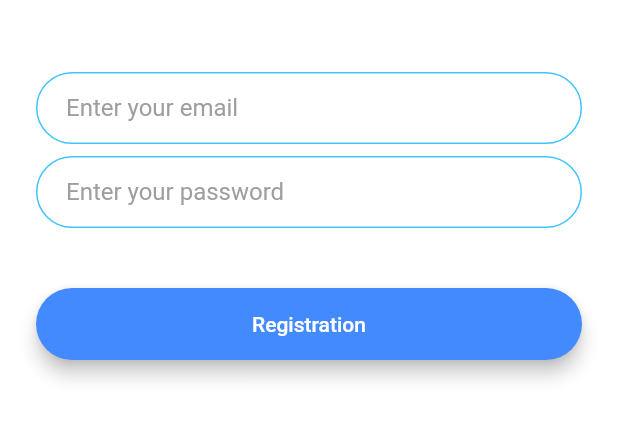
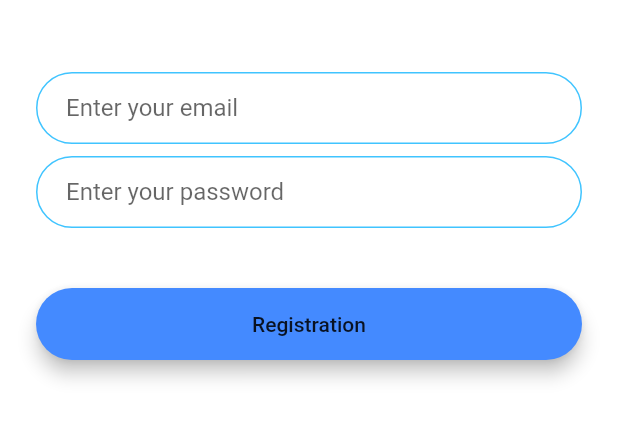
Before and after one commit to dastagg/LAB-F-flash-chat, a Flutter app: the screen it shows after launch, after a tap on "Register", on a phone screen of 412 x 824 dp, the part 576-1018 px from its top. Run offline on Flutter 3.47's test engine with Material 2 defaults, Android fonts, the phone set to English and light mode, and no system bars; our stand-ins replace animated_text_kit.

Commit message:
Changed overall theme from dark to default. Remove TextStyle from contant to add color to invisible text.

```diff
--- a/lib/constants.dart
+++ b/lib/constants.dart
@@ -19,9 +19,6 @@ const kMessageContainerDecoration = BoxDecoration(
 );
 
 const kTextFieldDecoration = InputDecoration(
-  hintStyle: TextStyle(
-    color: Colors.grey,
-  ),
   hintText: 'Enter a value',
   contentPadding:
   EdgeInsets.symmetric(vertical: 10.0, horizontal: 20.0),
--- a/lib/main.dart
+++ b/lib/main.dart
@@ -12,11 +12,6 @@ class FlashChat extends StatelessWidget {
   @override
   Widget build(BuildContext context) {
     return MaterialApp(
-      theme: ThemeData.dark().copyWith(
-        textTheme: const TextTheme(
-          bodyText1: TextStyle(color: Colors.black54),
-        ),
-      ),
       initialRoute: WelcomeScreen.id,
       routes: {
         WelcomeScreen.id: (context) => const WelcomeScreen(),
```
